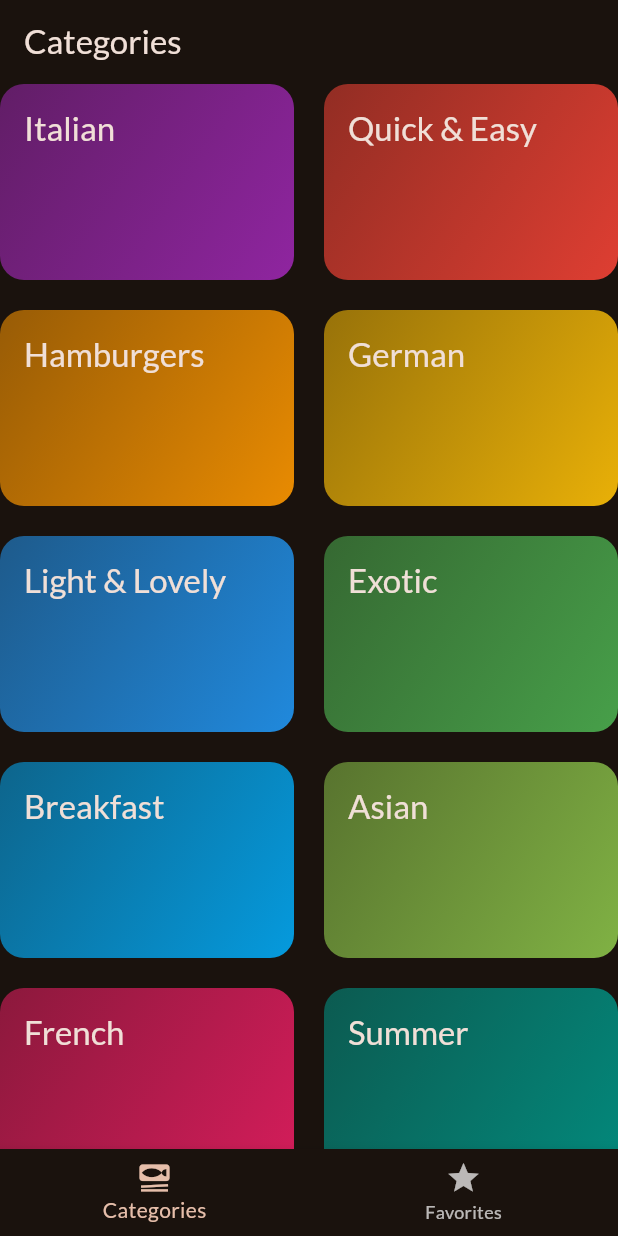
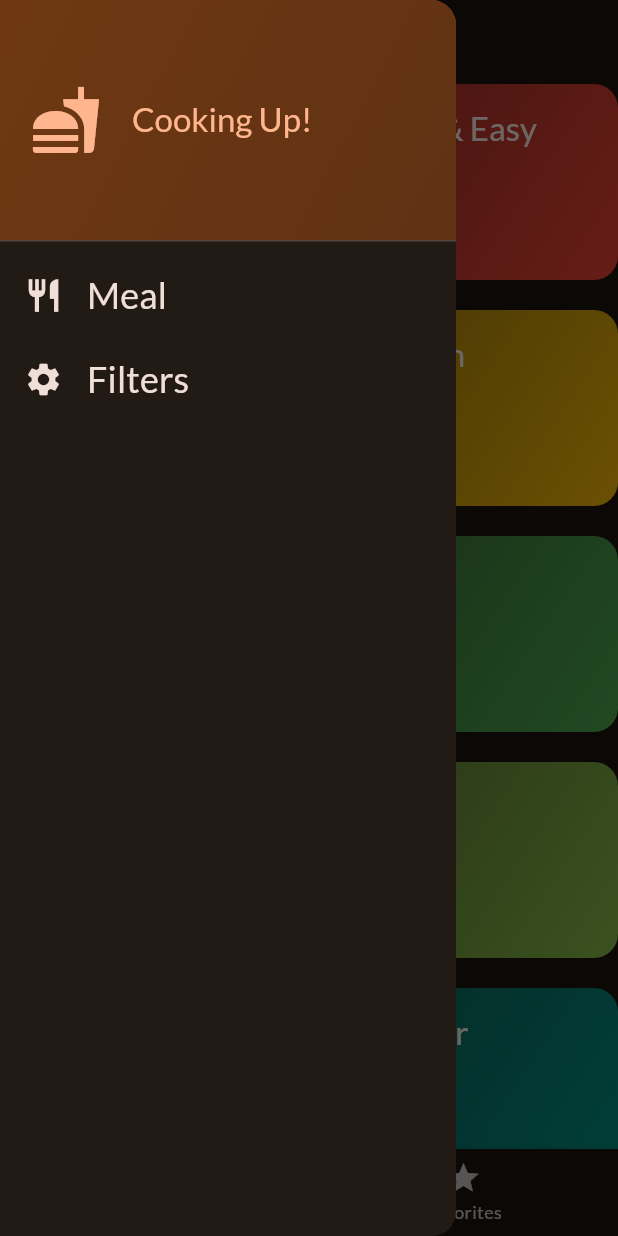
Before and after one commit to homebrew-coding-club/meals, a Flutter app: the screen it shows after launch, with the side drawer open (before the commit the screen has no drawer), on a phone screen of 412 x 824 dp. Run offline on Flutter 3.47's test engine with Material 2 defaults, Android fonts, the phone set to English and light mode, and no system bars; our stand-ins replace google_fonts, transparent_image.

Commit message:
add drawer

```diff
--- /dev/null
+++ b/lib/screens/main_drawer.dart
@@ -0,0 +1,81 @@
+import 'package:flutter/material.dart';
+
+class MainDrawer extends StatelessWidget {
+  const MainDrawer({super.key});
+
+  @override
+  Widget build(BuildContext context) {
+    return Drawer(
+      child: Column(
+        children: [
+          DrawerHeader(
+            padding: const EdgeInsets.all(
+              20,
+            ),
+            decoration: BoxDecoration(
+              gradient: LinearGradient(
+                colors: [
+                  Theme.of(context).colorScheme.primaryContainer,
+                  Theme.of(context).colorScheme.primaryContainer.withOpacity(
+                        0.8,
+                      ),
+                ],
+                begin: Alignment.topLeft,
+                end: Alignment.bottomRight,
+              ),
+            ),
+            child: Row(
+              children: [
+                Icon(
+                  Icons.fastfood,
+                  size: 48,
+                  color: Theme.of(context).colorScheme.primary,
+                ),
+                const SizedBox(
+                  width: 20,
+                ),
+                Text(
+                  'Cooking Up!',
+                  style: Theme.of(context)
+                      .textTheme
+                      .titleLarge!
+                      .copyWith(color: Theme.of(context).colorScheme.primary),
+                ),
+              ],
+            ),
+          ),
+          ListTile(
+            leading: Icon(
+              Icons.restaurant,
+              size: 26,
+              color: Theme.of(context).colorScheme.onBackground,
+            ),
+            title: Text(
+              'Meal',
+              style: Theme.of(context).textTheme.titleSmall!.copyWith(
+                    color: Theme.of(context).colorScheme.onBackground,
+                    fontSize: 24,
+                  ),
+            ),
+            onTap: (){},
+          ),
+          ListTile(
+            leading: Icon(
+              Icons.settings,
+              size: 26,
+              color: Theme.of(context).colorScheme.onBackground,
+            ),
+            title: Text(
+              'Filters',
+              style: Theme.of(context).textTheme.titleSmall!.copyWith(
+                color: Theme.of(context).colorScheme.onBackground,
+                fontSize: 24,
+              ),
+            ),
+            onTap: (){},
+          ),
+        ],
+      ),
+    );
+  }
+}
--- a/lib/screens/tabs.dart
+++ b/lib/screens/tabs.dart
@@ -1,6 +1,7 @@
 import 'package:flutter/material.dart';
 import 'package:meals/models/meal.dart';
 import 'package:meals/screens/categories.dart';
+import 'package:meals/screens/main_drawer.dart';
 import 'package:meals/screens/meals.dart';
 
 class TabsScreen extends StatefulWidget {
@@ -66,6 +67,7 @@ class _TabsScreenState extends State<TabsScreen> {
       appBar: AppBar(
         title: Text(activePageTitle),
       ),
+      drawer: const MainDrawer(),
       body: activePage,
       bottomNavigationBar: BottomNavigationBar(
         onTap: _selectPage,
```
